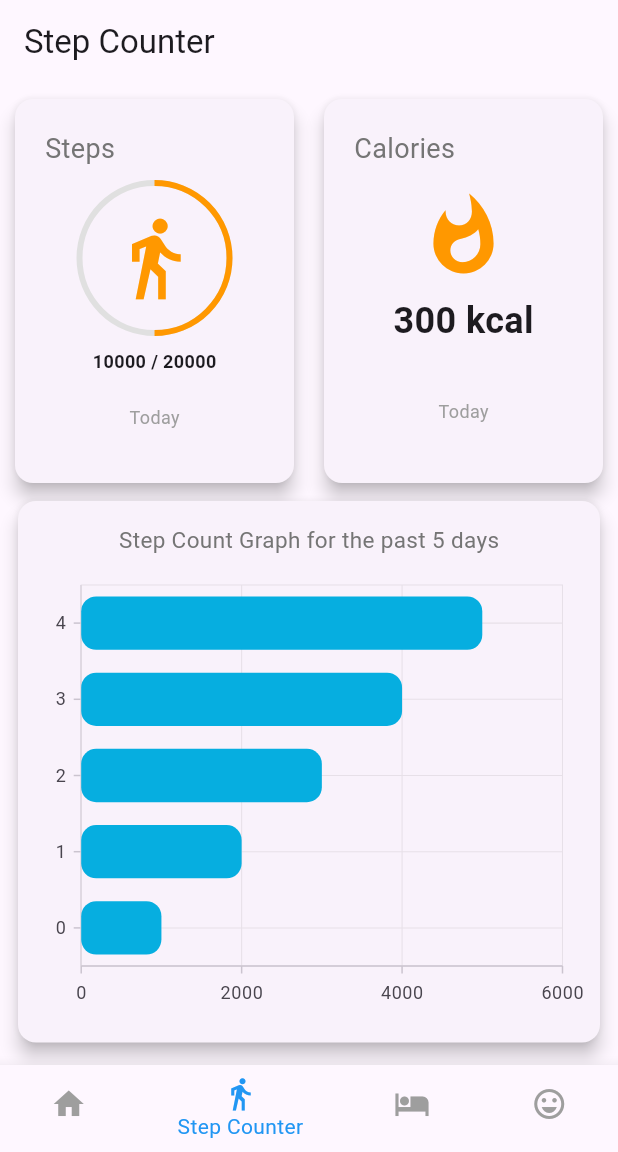
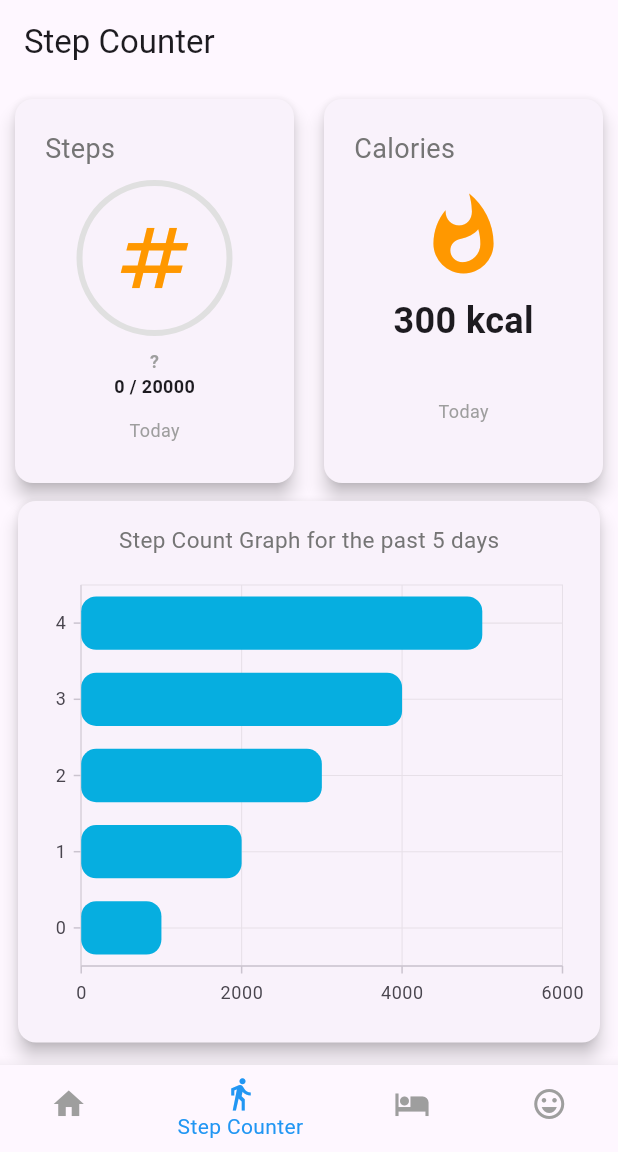
Before and after one commit to imshaaz21/Health_Companion_App, a Flutter app: the screen it shows after launch, item 2 of the bottom bar chosen, on a phone screen of 412 x 824 dp, the part 84-1236 px from its top. Run offline on Flutter 3.47's test engine with Material 3 defaults, Android fonts, the phone set to English and light mode, and no system bars; our stand-ins replace syncfusion_flutter_charts.

Commit message:
Update StepsCard widget to include currentSteps and status properties

```diff
--- a/lib/widgets/steps_card.dart
+++ b/lib/widgets/steps_card.dart
@@ -1,8 +1,19 @@
 import 'package:flutter/material.dart';
 
-class StepsCard extends StatelessWidget {
-  const StepsCard({super.key});
+class StepsCard extends StatefulWidget {
+  final String currentSteps;
+  final String status;
+  const StepsCard({
+    super.key,
+    required this.currentSteps,
+    required this.status,
+  });
 
+  @override
+  State<StepsCard> createState() => _StepsCardState();
+}
+
+class _StepsCardState extends State<StepsCard> {
   @override
   Widget build(BuildContext context) {
     int currentSteps = 10000;
@@ -30,24 +41,39 @@ class StepsCard extends StatelessWidget {
                     height: 100,
                     width: 100,
                     child: CircularProgressIndicator(
-                      value: currentSteps / totalSteps,
+                      value: int.parse(widget.currentSteps) / totalSteps,
                       backgroundColor: Colors.grey[300]!,
                       valueColor:
                           const AlwaysStoppedAnimation<Color>(Colors.orange),
                     ),
                   ),
-                  const Icon(
-                    Icons.directions_walk,
+                  Icon(
+                    widget.status == 'walking'
+                        ? Icons.directions_walk
+                        : widget.status == 'stopped'
+                            ? Icons.accessibility_new
+                            : Icons.numbers,
                     size: 60,
                     color: Colors.orange,
                   ),
+                  // print status
                 ],
               ),
             ),
             const SizedBox(height: 10),
             Center(
               child: Text(
-                '$currentSteps / $totalSteps',
+                widget.status,
+                style: const TextStyle(
+                  fontSize: 12,
+                  color: Colors.grey,
+                  fontWeight: FontWeight.bold,
+                ),
+              ),
+            ),
+            Center(
+              child: Text(
+                '${widget.currentSteps} / $totalSteps',
                 style:
                     const TextStyle(fontSize: 12, fontWeight: FontWeight.bold),
               ),
```
